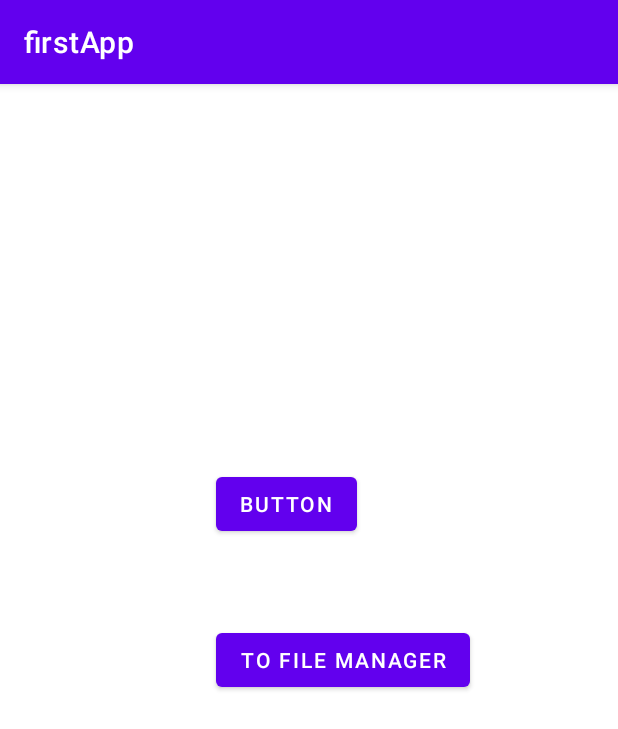
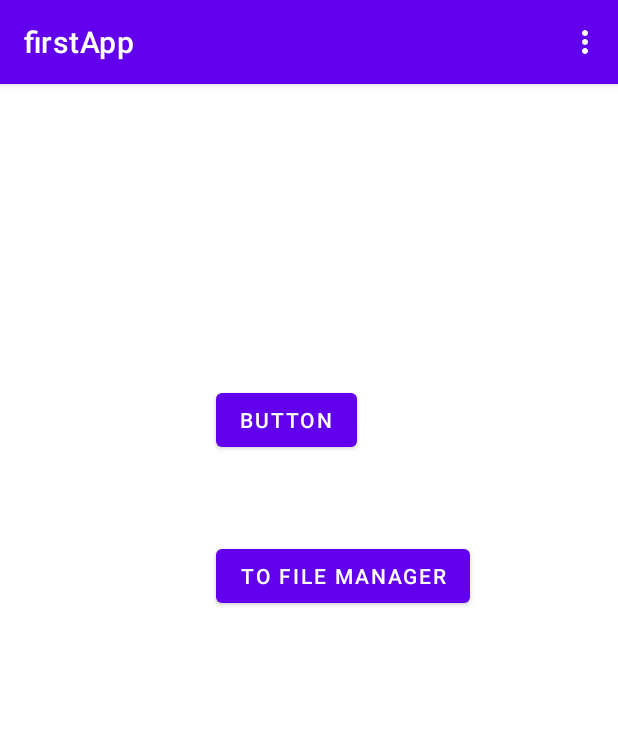
Before and after one commit to bchooxg/CSIT321, an Android app: the screen it shows after launch (MainActivity), on a phone screen of 412 x 824 dp. Shown: the top 729 px of the screen. Run offline under Robolectric (Android 15) with nearby library versions, the phone set to English and light mode, and no system bars.

Commit message:
Working app bar

```diff
--- a/app/src/main/java/com/example/firstapp/MainActivity.kt
+++ b/app/src/main/java/com/example/firstapp/MainActivity.kt
@@ -3,8 +3,10 @@ package com.example.firstapp
 import android.content.Intent
 import androidx.appcompat.app.AppCompatActivity
 import android.os.Bundle
+import android.view.Menu
 import android.widget.Button
 import android.widget.TextView
+import androidx.appcompat.widget.Toolbar
 
 class MainActivity : AppCompatActivity() {
 
@@ -12,6 +14,9 @@ class MainActivity : AppCompatActivity() {
     override fun onCreate(savedInstanceState: Bundle?) {
         super.onCreate(savedInstanceState)
         setContentView(R.layout.activity_main)
+
+        val toolbar = findViewById<Toolbar>(R.id.toolbar)
+        setSupportActionBar(toolbar)
 
         val btn = findViewById<Button>(R.id.button);
         btn.setOnClickListener {
@@ -28,4 +33,9 @@ class MainActivity : AppCompatActivity() {
         }
 
     }
+
+    override fun onCreateOptionsMenu(menu: Menu?): Boolean {
+        menuInflater.inflate(R.menu.appbar_menu, menu)
+        return true
+    }
 }
--- /dev/null
+++ b/app/src/main/res/drawable/ic_baseline_arrow_back_24.xml
@@ -0,0 +1,5 @@
+<vector android:autoMirrored="true" android:height="24dp"
+    android:tint="#FFFFFF" android:viewportHeight="24"
+    android:viewportWidth="24" android:width="24dp" xmlns:android="http://schemas.android.com/apk/res/android">
+    <path android:fillColor="@android:color/white" android:pathData="M20,11H7.83l5.59,-5.59L12,4l-8,8 8,8 1.41,-1.41L7.83,13H20v-2z"/>
+</vector>
--- /dev/null
+++ b/app/src/main/res/drawable/ic_baseline_menu_24.xml
@@ -0,0 +1,5 @@
+<vector android:height="24dp" android:tint="#FFFFFF"
+    android:viewportHeight="24" android:viewportWidth="24"
+    android:width="24dp" xmlns:android="http://schemas.android.com/apk/res/android">
+    <path android:fillColor="@android:color/white" android:pathData="M3,18h18v-2L3,16v2zM3,13h18v-2L3,11v2zM3,6v2h18L21,6L3,6z"/>
+</vector>
--- a/app/src/main/res/layout/activity_file_list.xml
+++ b/app/src/main/res/layout/activity_file_list.xml
@@ -4,6 +4,9 @@
     android:layout_height="match_parent"
     xmlns:android="http://schemas.android.com/apk/res/android"
     xmlns:tools="http://schemas.android.com/tools">
+    <include
+        android:id="@+id/toolbar"
+        layout="@layout/new_toolbar" />
 
     <TextView
         android:id="@+id/tvNoText"
--- a/app/src/main/res/layout/activity_main.xml
+++ b/app/src/main/res/layout/activity_main.xml
@@ -5,6 +5,10 @@
     android:layout_width="match_parent"
     android:layout_height="match_parent"
     tools:context=".MainActivity">
+
+    <include android:id="@+id/toolbar"
+        layout="@layout/new_toolbar" />
+
 
     <Button
         android:id="@+id/button"
--- /dev/null
+++ b/app/src/main/res/layout/new_toolbar.xml
@@ -0,0 +1,11 @@
+<?xml version="1.0" encoding="utf-8"?>
+<androidx.appcompat.widget.Toolbar xmlns:android="http://schemas.android.com/apk/res/android"
+    xmlns:app="http://schemas.android.com/apk/res-auto"
+    android:layout_width="match_parent"
+    android:layout_height="wrap_content"
+    android:background="?colorPrimary"
+    android:elevation="4dp"
+    android:theme="@style/ThemeOverlay.AppCompat.Dark.ActionBar"
+    app:popupTheme="@style/ThemeOverlay.AppCompat.Light">
+
+</androidx.appcompat.widget.Toolbar>
--- /dev/null
+++ b/app/src/main/res/menu/appbar_menu.xml
@@ -0,0 +1,12 @@
+<?xml version="1.0" encoding="utf-8"?>
+<menu xmlns:android="http://schemas.android.com/apk/res/android"
+    xmlns:app="http://schemas.android.com/apk/res-auto">
+    <item
+        android:id="@+id/ab_option_1"
+        android:title="Settings"
+        app:showAsAction="never" />
+    <item
+        android:id="@+id/ab_option_2"
+        android:title="Log out"
+        app:showAsAction="never" />
+</menu>
--- a/app/src/main/res/values/themes.xml
+++ b/app/src/main/res/values/themes.xml
@@ -1,6 +1,6 @@
 <resources xmlns:tools="http://schemas.android.com/tools">
     <!-- Base application theme. -->
-    <style name="Theme.FirstApp" parent="Theme.MaterialComponents.DayNight.DarkActionBar">
+    <style name="Theme.FirstApp" parent="Theme.MaterialComponents.DayNight.NoActionBar">
         <!-- Primary brand color. -->
         <item name="colorPrimary">@color/purple_500</item>
         <item name="colorPrimaryVariant">@color/purple_700</item>
```
Also changed, not shown: app/src/main/java/com/example/firstapp/fileList.kt (+64 -2 lines), app/src/main/res/layout/toolbar.xml (added, +40 -0 lines).
